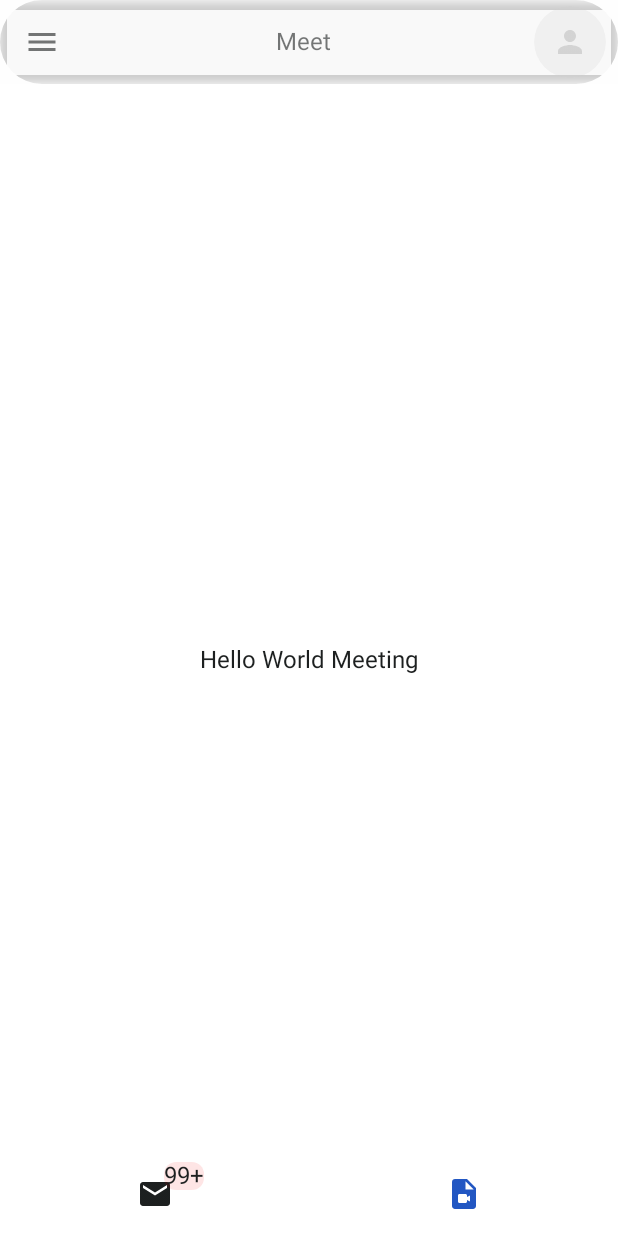
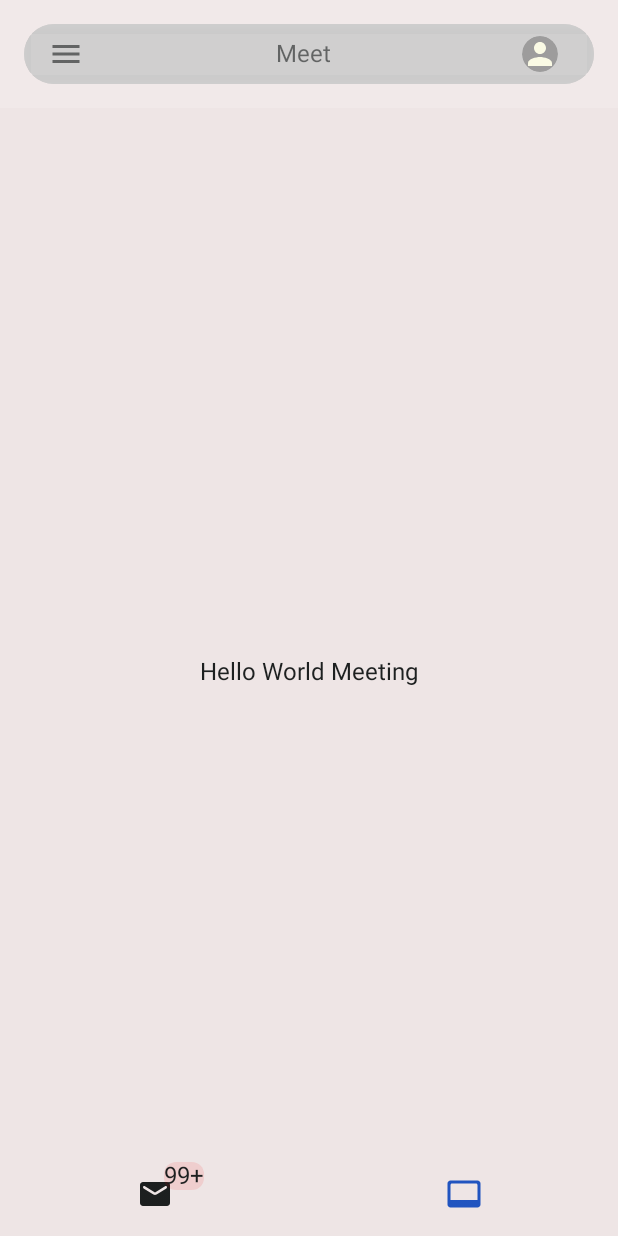
Before and after one commit to stephenWanjala/Gmail_Ui, an Android app built with Jetpack Compose: the screen it shows after launch (MainActivity), item 2 of the bottom bar chosen, on a phone screen of 412 x 824 dp. Run offline under Robolectric (Android 15) with nearby library versions, the phone set to English and light mode, and no system bars; our stand-ins replace Dagger/Hilt's generated code.

Commit message:
top bar size

```diff
--- a/app/src/main/java/com/wantech/gmailui/feature_homeMail/presentation/MainActivity.kt
+++ b/app/src/main/java/com/wantech/gmailui/feature_homeMail/presentation/MainActivity.kt
@@ -9,8 +9,8 @@ import androidx.compose.material.MaterialTheme
 import androidx.compose.material.Scaffold
 import androidx.compose.material.Surface
 import androidx.compose.material.icons.Icons
-import androidx.compose.material.icons.filled.Mail
 import androidx.compose.material.icons.filled.VideoFile
+import androidx.compose.material.icons.rounded.*
 import androidx.compose.material.rememberScaffoldState
 import androidx.compose.runtime.getValue
 import androidx.compose.runtime.mutableStateOf
@@ -35,7 +35,7 @@ class MainActivity : ComponentActivity() {
                 // A surface container using the 'background' color from the theme
                 Surface(
                     modifier = Modifier.fillMaxSize(),
-                    color = MaterialTheme.colors.background
+                    color = MaterialTheme.colors.background.copy(alpha = .1f)
                 ) {
                     val navController = rememberNavController()
 
@@ -68,7 +68,7 @@ class MainActivity : ComponentActivity() {
                                     MenuItem(
                                         id = Screen.HomeScreen.route,
                                         name = Screen.HomeScreen.route,
-                                        icon = Icons.Default.Mail,
+                                        icon = Icons.Rounded.Mail,
                                         description = "home screen",
                                         route = Screen.HomeScreen.route,
                                         badgeCount = 200
@@ -76,7 +76,7 @@ class MainActivity : ComponentActivity() {
                                     MenuItem(
                                         id = Screen.MeetScreen.route,
                                         name = Screen.MeetScreen.route,
-                                        icon = Icons.Default.VideoFile,
+                                        icon = Icons.Rounded.VideoLabel,
                                         description = "meetings screen",
                                         route = Screen.MeetScreen.route,
                                     )
@@ -84,9 +84,10 @@ class MainActivity : ComponentActivity() {
                                 navHostController = navController,
                                 onItemClick = { menuItem ->
                                     navController.navigate(menuItem.route) {
-//                                        navController.popBackStack()
-                                        isMeet = menuItem.route ==Screen.MeetScreen.route
-                                        this.popUpTo(menuItem.route)
+                                        isMeet = menuItem.route == Screen.MeetScreen.route
+                                        this.popUpTo(Screen.MeetScreen.route) {
+                                            inclusive = true
+                                        }
 
                                     }
                                 }
--- a/app/src/main/java/com/wantech/gmailui/feature_homeMail/presentation/components/BottomNavigationBar.kt
+++ b/app/src/main/java/com/wantech/gmailui/feature_homeMail/presentation/components/BottomNavigationBar.kt
@@ -44,13 +44,7 @@ fun BottomNavigationBar(
                 selectedContentColor = MaterialTheme.colors.primary,
                 unselectedContentColor = MaterialTheme.colors.onSurface,
                 modifier = Modifier
-                    .padding(horizontal = 8.dp)
-/*                   .background(
-                        color = if (selected) {
-                            if (isSystemInDarkTheme()) NavNight else NavLight
-                        } else Color.Unspecified,
-                        shape = RoundedCornerShape(8.dp)
-                    ), */,
+                    .padding(horizontal = 8.dp),
                 icon = {
                     Column(
                         horizontalAlignment = Alignment.CenterHorizontally,
@@ -75,20 +69,17 @@ fun BottomNavigationBar(
                                     modifier = Modifier.align(Alignment.BottomStart),
                                     imageVector = menuItem.icon,
                                     contentDescription = menuItem.description,
-//                                    tint = if(selected) MaterialTheme.colors.primary else MaterialTheme.colors.onSurface
                                 )
                             }
                         } else {
                             Icon(
                                 imageVector = menuItem.icon,
                                 contentDescription = menuItem.description,
-//                                tint = if(selected) MaterialTheme.colors.primary else MaterialTheme.colors.onSurface
                             )
                         }
 
                     }
-                },
-//                label = { Text(text = menuItem.name) }
+                }
             )
         }
     }
--- a/app/src/main/java/com/wantech/gmailui/feature_homeMail/presentation/components/TheTopBar.kt
+++ b/app/src/main/java/com/wantech/gmailui/feature_homeMail/presentation/components/TheTopBar.kt
@@ -7,7 +7,6 @@ import androidx.compose.foundation.layout.*
 import androidx.compose.foundation.shape.CircleShape
 import androidx.compose.foundation.shape.RoundedCornerShape
 import androidx.compose.material.Icon
-import androidx.compose.material.IconButton
 import androidx.compose.material.Text
 import androidx.compose.material.TopAppBar
 import androidx.compose.runtime.Composable
@@ -31,14 +30,21 @@ fun TheTopBar(
     TopAppBar(
         modifier = modifier
             .fillMaxWidth()
-            .clip(RoundedCornerShape(50)),
-        backgroundColor = if (isSystemInDarkTheme()) Color.DarkGray else Color.LightGray.copy(alpha = 0.1f),
+            .padding(16.dp)
+            .height(40.dp)
 
+            .clip(RoundedCornerShape(20.dp)),
+        backgroundColor =if (isSystemInDarkTheme()) Color.DarkGray else Color.LightGray.copy(alpha = 0.9f),
+        contentPadding = PaddingValues(horizontal = 8.dp, vertical = 8.0.dp)
 
-        ) {
-        IconButton(onClick = { onClickNavigationIcon() }, modifier = Modifier) {
-            Icon(imageVector = appBarItem.navIcon, contentDescription = appBarItem.description)
-        }
+    ) {
+
+        Icon(imageVector = appBarItem.navIcon, contentDescription = appBarItem.description,
+            modifier = Modifier
+                .padding(start = 8.dp)
+                .clickable { onClickNavigationIcon() })
+        Spacer(modifier = Modifier.width(8.dp))
+
 
         Text(text = if (meetScreen) "Meet" else appBarItem.searchHint,
             modifier = if (meetScreen) Modifier.weight(1f) else Modifier
@@ -47,24 +53,23 @@ fun TheTopBar(
             textAlign = if (meetScreen) TextAlign.Center else null
         )
 
-        Spacer(modifier = Modifier.width(16.dp))
-        IconButton(
-            onClick = { onClickProfileIcon() },
+        Spacer(modifier = Modifier.width(8.dp))
+
+        Icon(
+            imageVector = appBarItem.profileIcon, contentDescription = "profile",
+            tint = if (isSystemInDarkTheme()) Color.DarkGray else Color(0xFFFAFAE4),
             modifier = Modifier
-                .width(40.dp)
-                .height(40.dp)
-                .padding(end = 16.dp)
+                .padding(end = 16.dp, top = 0.dp, bottom = 0.dp)
                 .clip(CircleShape)
+                .clickable { onClickProfileIcon() }
                 .background(
-                    color = if (isSystemInDarkTheme()) Color.Gray else Color.LightGray.copy(alpha = 0.2f),
+                    color = if (isSystemInDarkTheme()) Color.Gray else Color.Gray.copy(
+                        alpha = .7f
+                    ),
                     shape = CircleShape
                 )
-        ) {
-            Icon(
-                imageVector = appBarItem.profileIcon, contentDescription = "profile",
-                tint = if (isSystemInDarkTheme()) Color.DarkGray else Color.LightGray.copy(alpha = 0.8f)
-            )
-        }
+        )
+
 
     }
 }
--- a/app/src/main/java/com/wantech/gmailui/ui/theme/Color.kt
+++ b/app/src/main/java/com/wantech/gmailui/ui/theme/Color.kt
@@ -12,7 +12,8 @@ val OnPrimaryLight = Color(0xFB0F1212)
 val OnPrimaryNight = Color(0xFBE1F4F4)
 val OnSurfaceNight = Color(0xFBD6E4E4)
 val OnSurfaceLight = Color(0xFB191C1C)
-val SurfaceLight = Color(0x6FFFFFFF)
+val SurfaceLight = Color(0xC8EFE6E6)
+//val SurfaceLight = Color(0x6FFFFFFF)
 val SurfaceNight = Color(0xFB0F1212)
 val SecondaryColor=Color(0xF66A8D97)
 val BadgeColor=Color(0x43F00000)
--- a/app/src/main/res/values/colors.xml
+++ b/app/src/main/res/values/colors.xml
@@ -7,4 +7,5 @@
     <color name="teal_700">#FF018786</color>
     <color name="black">#FF000000</color>
     <color name="white">#FFFFFFFF</color>
+    <color name="statusBarC">#C8EFE6E6</color>
 </resources>
--- a/app/src/main/res/values/themes.xml
+++ b/app/src/main/res/values/themes.xml
@@ -2,6 +2,6 @@
 <resources>
 
     <style name="Theme.GmailUi" parent="android:Theme.Material.Light.NoActionBar">
-        <item name="android:statusBarColor">#6FFFFFFF</item>
+        <item name="android:statusBarColor">@color/statusBarC</item>
     </style>
 </resources>
```
